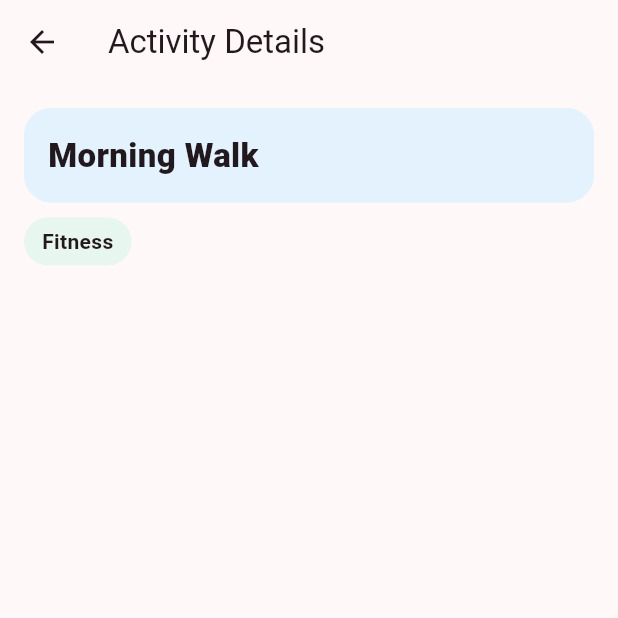
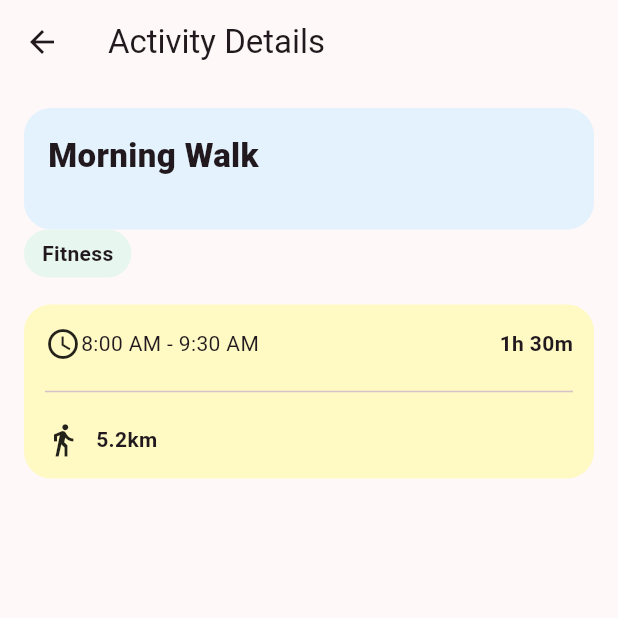
Before and after one commit to Elanr0/daily_exercise_tracking, a Flutter app: the screen it shows after launch, after a tap on "Morning Walk", on a phone screen of 412 x 824 dp, the top half of it. Run offline on Flutter 3.47's test engine with Material 3 defaults, Android fonts, the phone set to English and light mode, and no system bars.

Commit message:
Activity details page to be completed

```diff
--- a/lib/view/activity_details/activity_details_page.dart
+++ b/lib/view/activity_details/activity_details_page.dart
@@ -29,16 +29,15 @@ class ActivityDetailsPage extends StatelessWidget{
           child: Column(
             crossAxisAlignment: CrossAxisAlignment.start,
             children: [
-              Text(note.title,
-          style: TextStyle(
-            fontSize: 22,
-            fontWeight: FontWeight.w800,
+              Text(
+                note.title,
+                style: TextStyle(fontSize: 22, fontWeight: FontWeight.w800,
             ),
           ),
+          const SizedBox(height: 18),
         ],
       ),
     ),
-         const SizedBox(height: 10),
           Container(
             padding: const EdgeInsets.symmetric(horizontal: 12, vertical: 6),
             decoration: BoxDecoration(
@@ -49,6 +48,43 @@ class ActivityDetailsPage extends StatelessWidget{
             style: TextStyle(fontWeight: FontWeight.w700),
               ),
             ),
+            const SizedBox(height: 18),
+            Container(
+              width: double.infinity,
+              padding: const EdgeInsets.all(14),
+              decoration: BoxDecoration(
+                color: Colors.yellow[100],
+                borderRadius: BorderRadius.circular(18),
+              ),
+              child: Column(
+                children: [
+                  Row(
+                    children: const[
+                      Icon(Icons.access_time),
+                      SizedBox(height: 10),
+                      Text("8:00 AM - 9:30 AM"),
+                      Spacer(),
+                      Text("1h 30m",
+                      style: TextStyle(fontWeight: FontWeight.w700),
+                      )
+                    ],
+                  ),
+                  const SizedBox(height: 12),
+                  const Divider(),
+                  const SizedBox(height: 12),
+                  Row(
+                    children: const [
+                      Icon(Icons.directions_walk),
+                      SizedBox(width: 10),
+                      Text("5.2km",
+                      style: TextStyle(fontWeight: FontWeight.w700),
+                      )
+                    ],
+                  )
+                ],
+              ),
+            ),
+           const SizedBox(height: 16),
           ],
         ),
       ),
```
Lines whose indentation alone changed are shown as unchanged.
